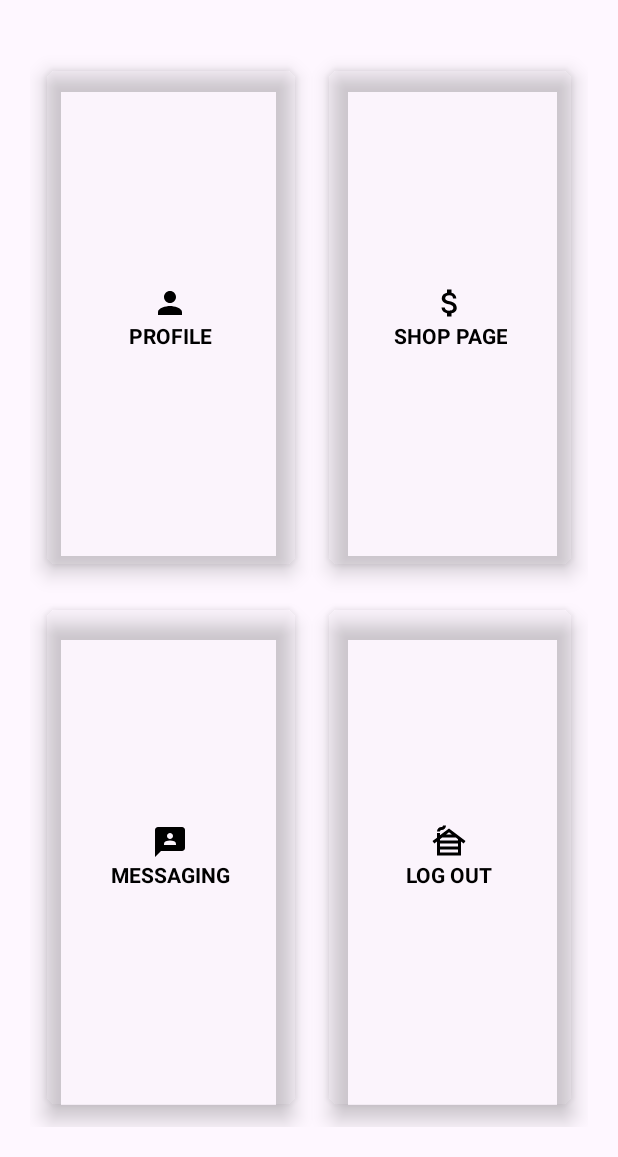
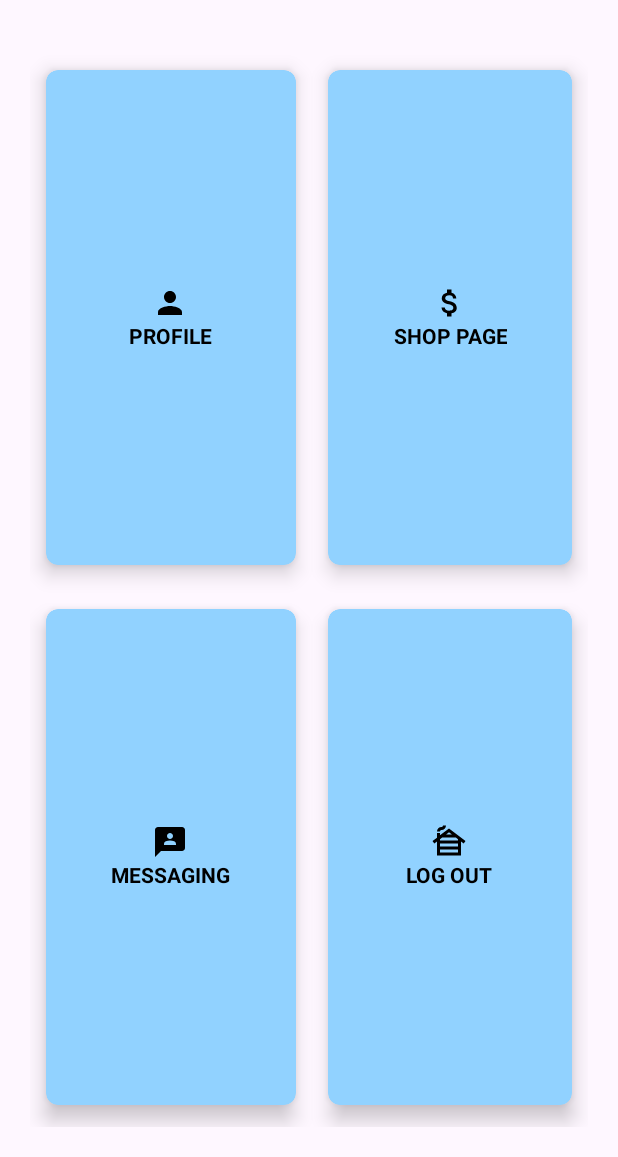
Before and after one commit to D4RA/FlyKicks, an Android app: the HomeActivity screen opened directly, with no data from a screen before it, on a phone screen of 412 x 824 dp, the part 79-1236 px from its top. Run offline under Robolectric (Android 15) with nearby library versions, the phone set to English and light mode, and no system bars.

Commit message:
changed colour to match other page

```diff
--- a/app/src/main/res/layout/activity_home.xml
+++ b/app/src/main/res/layout/activity_home.xml
@@ -4,7 +4,9 @@
     xmlns:tools="http://schemas.android.com/tools"
     android:layout_width="match_parent"
     android:layout_height="match_parent"
-    tools:context=".activity.HomeActivity">
+    tools:context=".activity.HomeActivity"
+
+    >
 
 
 
@@ -36,7 +38,7 @@
             android:layout_rowWeight="1"
             android:layout_columnWeight="1"
             android:layout_gravity="fill"
-            app:cardBackgroundColor="@color/cardview_shadow_end_color"
+            app:cardBackgroundColor="#FF91D2FF"
             app:cardCornerRadius="8dp"
             app:cardElevation="8dp"
             app:cardUseCompatPadding="true"
@@ -72,7 +74,7 @@
             android:layout_rowWeight="1"
             android:layout_columnWeight="1"
             android:layout_gravity="fill"
-            app:cardBackgroundColor="@color/cardview_shadow_end_color"
+            app:cardBackgroundColor="#FF91D2FF"
             app:cardCornerRadius="8dp"
             app:cardElevation="8dp"
             app:cardUseCompatPadding="true"
@@ -108,7 +110,7 @@
             android:layout_rowWeight="1"
             android:layout_columnWeight="1"
             android:layout_gravity="fill"
-            app:cardBackgroundColor="@color/cardview_shadow_end_color"
+            app:cardBackgroundColor="#FF91D2FF"
             app:cardCornerRadius="8dp"
             app:cardElevation="8dp"
             app:cardUseCompatPadding="true"
@@ -144,7 +146,7 @@
             android:layout_rowWeight="1"
             android:layout_columnWeight="1"
             android:layout_gravity="fill"
-            app:cardBackgroundColor="@color/cardview_shadow_end_color"
+            app:cardBackgroundColor="#FF91D2FF"
             app:cardCornerRadius="8dp"
             app:cardElevation="8dp"
             app:cardUseCompatPadding="true"
```
